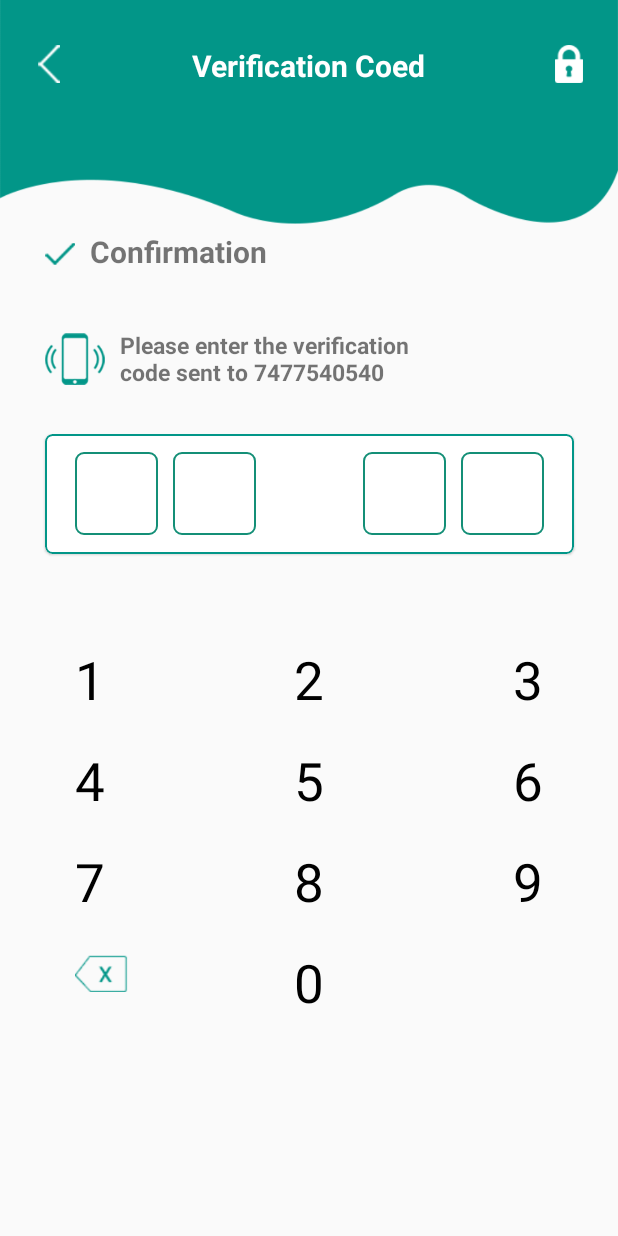
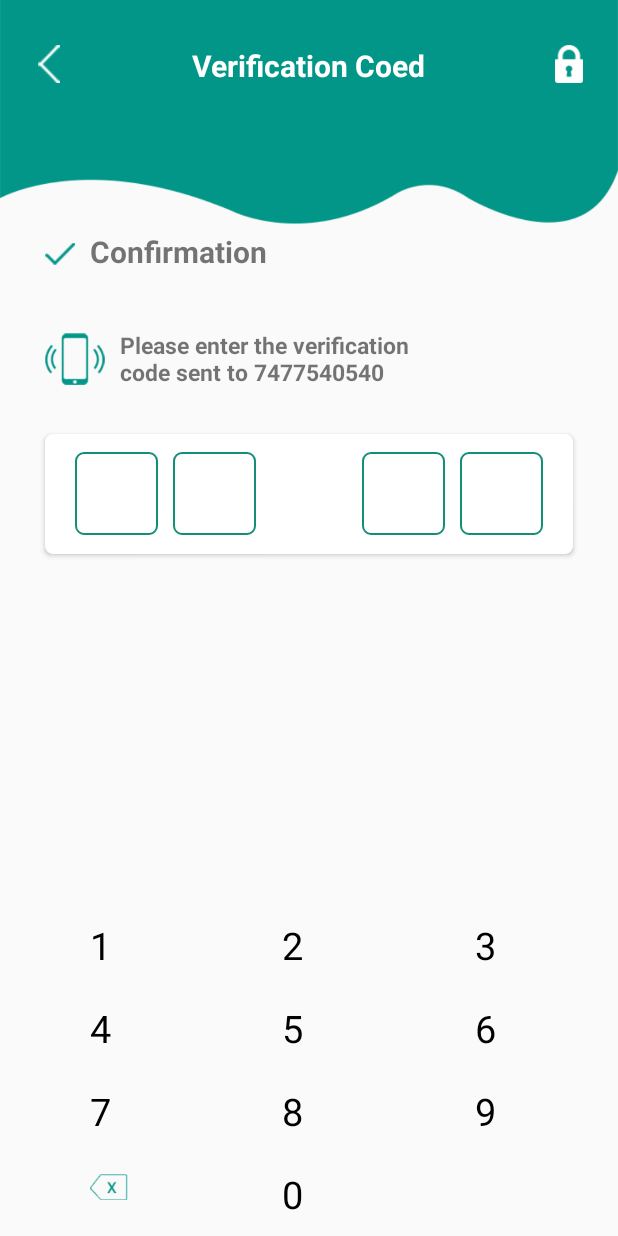
Before and after one commit to soumoq/Aribit-Project, an Android app: the OtpActivity screen opened directly, with no data from a screen before it, on a phone screen of 412 x 824 dp. Run offline under Robolectric (Android 15) with nearby library versions, the phone set to English and light mode, and no system bars; our stand-ins replace Firebase (no records; nobody signed in at launch, a user with empty details on screens opened directly).

Commit message:
Custom keyboard add

```diff
--- /dev/null
+++ b/app/src/main/java/com/example/arobitproject/MyKeyboard.java
@@ -0,0 +1,117 @@
+package com.example.arobitproject;
+
+import android.content.Context;
+import android.text.TextUtils;
+import android.util.AttributeSet;
+import android.util.SparseArray;
+import android.view.LayoutInflater;
+import android.view.View;
+import android.view.inputmethod.InputConnection;
+import android.widget.*;
+
+public class MyKeyboard extends LinearLayout implements View.OnClickListener {
+
+    // constructors
+    public MyKeyboard(Context context) {
+        this(context, null, 0);
+    }
+
+    public MyKeyboard(Context context, AttributeSet attrs) {
+        this(context, attrs, 0);
+    }
+
+    public MyKeyboard(Context context, AttributeSet attrs, int defStyleAttr) {
+        super(context, attrs, defStyleAttr);
+        init(context, attrs);
+    }
+
+    // keyboard keys (buttons)
+    private TextView mButton1;
+    private TextView mButton2;
+    private TextView mButton3;
+    private TextView mButton4;
+    private TextView mButton5;
+    private TextView mButton6;
+    private TextView mButton7;
+    private TextView mButton8;
+    private TextView mButton9;
+    private TextView mButton0;
+    private ImageView mButtonDelete;
+    // This will map the button resource id to the String value that we want to
+    // input when that button is clicked.
+    SparseArray<String> keyValues = new SparseArray<>();
+
+    // Our communication link to the EditText
+    InputConnection inputConnection;
+
+    private void init(Context context, AttributeSet attrs) {
+
+        // initialize buttons
+        LayoutInflater.from(context).inflate(R.layout.keyboard, this, true);
+        mButton1 = findViewById(R.id.button_1);
+        mButton2 = findViewById(R.id.button_2);
+        mButton3 = findViewById(R.id.button_3);
+        mButton4 = findViewById(R.id.button_4);
+        mButton5 = findViewById(R.id.button_5);
+        mButton6 = findViewById(R.id.button_6);
+        mButton7 = findViewById(R.id.button_7);
+        mButton8 = findViewById(R.id.button_8);
+        mButton9 = findViewById(R.id.button_9);
+        mButton0 = findViewById(R.id.button_0);
+        mButtonDelete = findViewById(R.id.button_delete);
+
+        // set button click listeners
+        mButton1.setOnClickListener(this);
+        mButton2.setOnClickListener(this);
+        mButton3.setOnClickListener(this);
+        mButton4.setOnClickListener(this);
+        mButton5.setOnClickListener(this);
+        mButton6.setOnClickListener(this);
+        mButton7.setOnClickListener(this);
+        mButton8.setOnClickListener(this);
+        mButton9.setOnClickListener(this);
+        mButton0.setOnClickListener(this);
+        mButtonDelete.setOnClickListener(this);
+
+        // map buttons IDs to input strings
+        keyValues.put(R.id.button_1, "1");
+        keyValues.put(R.id.button_2, "2");
+        keyValues.put(R.id.button_3, "3");
+        keyValues.put(R.id.button_4, "4");
+        keyValues.put(R.id.button_5, "5");
+        keyValues.put(R.id.button_6, "6");
+        keyValues.put(R.id.button_7, "7");
+        keyValues.put(R.id.button_8, "8");
+        keyValues.put(R.id.button_9, "9");
+        keyValues.put(R.id.button_0, "0");
+    }
+
+    @Override
+    public void onClick(View v) {
+
+        // do nothing if the InputConnection has not been set yet
+        if (inputConnection == null) return;
+
+        // Delete text or input key value
+        // All communication goes through the InputConnection
+        if (v.getId() == R.id.button_delete) {
+            CharSequence selectedText = inputConnection.getSelectedText(0);
+            if (TextUtils.isEmpty(selectedText)) {
+                // no selection, so delete previous character
+                inputConnection.deleteSurroundingText(1, 0);
+            } else {
+                // delete the selection
+                inputConnection.commitText("", 1);
+            }
+        } else {
+            String value = keyValues.get(v.getId());
+            inputConnection.commitText(value, 1);
+        }
+    }
+
+    // The activity (or some parent or controller) must give us
+    // a reference to the current EditText's InputConnection
+    public void setInputConnection(InputConnection ic) {
+        this.inputConnection = ic;
+    }
+}
--- a/app/src/main/java/com/example/arobitproject/OtpActivity.java
+++ b/app/src/main/java/com/example/arobitproject/OtpActivity.java
@@ -1,4 +1,5 @@
 package com.example.arobitproject;
+
 
 import androidx.annotation.NonNull;
 import androidx.appcompat.app.AppCompatActivity;
@@ -6,9 +7,12 @@ import androidx.appcompat.app.AppCompatActivity;
 import android.content.Intent;
 import android.os.Bundle;
 import android.text.Editable;
+import android.text.InputType;
 import android.text.TextWatcher;
 import android.view.View;
 import android.view.Window;
+import android.view.inputmethod.EditorInfo;
+import android.view.inputmethod.InputConnection;
 import android.widget.EditText;
 import android.widget.ImageView;
 import android.widget.TextView;
@@ -31,10 +35,14 @@ public class OtpActivity extends AppCompatActivity {
     private EditText otpText2;
     private EditText otpText3;
     private EditText otpText4;
+    private EditText otpText5;
+    private EditText otpText6;
     private TextView phoneNoTextView;
     private FirebaseAuth mAuth;
     private String verificationId;
     private ImageView backArrow;
+    private String phoneNo;
+    private MyKeyboard keyboard;
 
 
     @Override
@@ -42,19 +50,29 @@ public class OtpActivity extends AppCompatActivity {
         super.onCreate(savedInstanceState);
         setContentView(R.layout.activity_otp);
 
-        String phoneNo = "7477540540";
 
+        keyboard = (MyKeyboard) findViewById(R.id.keyboard);
         backArrow = findViewById(R.id.back_arrow);
         otpText1 = findViewById(R.id.et_otp1);
         otpText2 = findViewById(R.id.et_otp2);
         otpText3 = findViewById(R.id.et_otp3);
         otpText4 = findViewById(R.id.et_otp4);
+        otpText1.setInputType(InputType.TYPE_NULL);
+        otpText2.setInputType(InputType.TYPE_NULL);
+        otpText3.setInputType(InputType.TYPE_NULL);
+        otpText4.setInputType(InputType.TYPE_NULL);
+
+
+        inputKey(otpText1);
+
+
         phoneNoTextView = findViewById(R.id.phone_no_text_view);
 
         otpText1.addTextChangedListener(new GenericTextWatcher(otpText1));
         otpText2.addTextChangedListener(new GenericTextWatcher(otpText2));
         otpText3.addTextChangedListener(new GenericTextWatcher(otpText3));
         otpText4.addTextChangedListener(new GenericTextWatcher(otpText4));
+        phoneNo = "7477540540";
         phoneNoTextView.setText("Please enter the verification\ncode sent to " + phoneNo);
 
         backArrow.setOnClickListener(new View.OnClickListener() {
@@ -64,24 +82,17 @@ public class OtpActivity extends AppCompatActivity {
                 finish();
             }
         });
+
+
     }
 
+    private void inputKey(EditText otpText) {
+        otpText.setRawInputType(InputType.TYPE_CLASS_TEXT);
+        otpText.setTextIsSelectable(true);
+        InputConnection ic = otpText.onCreateInputConnection(new EditorInfo());
+        keyboard.setInputConnection(ic);
+    }
 
-
-
-    private void enterEditText(String number) {
-        try {
-            char[] num = number.toCharArray();
-
-            otpText1.setText(String.valueOf(num[0]));
-            otpText2.setText(String.valueOf(num[1]));
-            otpText3.setText(String.valueOf(num[2]));
-            otpText4.setText(String.valueOf(num[3]));
-
-        } catch (Exception e) {
-            Toast.makeText(this, "Error: " + e, Toast.LENGTH_LONG).show();
-        }
-    }
 
     public class GenericTextWatcher implements TextWatcher {
         private View view;
@@ -99,31 +110,31 @@ public class OtpActivity extends AppCompatActivity {
                 case R.id.et_otp1:
                     if (text.length() == 1) {
                         otpText2.requestFocus();
-                        //inputKey(otpText2);
+                        inputKey(otpText2);
                     }
                     break;
                 case R.id.et_otp2:
                     if (text.length() == 1) {
                         otpText3.requestFocus();
-                        //inputKey(otpText3);
+                        inputKey(otpText3);
                     } else if (text.length() == 0) {
                         otpText1.requestFocus();
-                        //inputKey(otpText1);
+                        inputKey(otpText1);
                     }
                     break;
                 case R.id.et_otp3:
                     if (text.length() == 1) {
                         otpText4.requestFocus();
-                        //inputKey(otpText4);
+                        inputKey(otpText4);
                     } else if (text.length() == 0) {
                         otpText2.requestFocus();
-                        //inputKey(otpText2);
+                        inputKey(otpText2);
                     }
                     break;
                 case R.id.et_otp4:
                     if (text.length() == 0) {
                         otpText3.requestFocus();
-                        //inputKey(otpText3);
+                        inputKey(otpText3);
                     } else if (text.length() == 1) {
                         startActivity(new Intent(OtpActivity.this, HomeActivity.class));
                         //overridePendingTransition(R.anim.slide_in_right, R.anim.slide_out_left);
@@ -143,4 +154,5 @@ public class OtpActivity extends AppCompatActivity {
             // TODO Auto-generated method stub
         }
     }
+
 }
--- a/app/src/main/res/layout/activity_otp.xml
+++ b/app/src/main/res/layout/activity_otp.xml
@@ -80,14 +80,14 @@
         android:textSize="15dp"
         android:textStyle="bold" />
 
-    <com.google.android.material.card.MaterialCardView
+    <androidx.cardview.widget.CardView
         android:id="@+id/otp_card_view"
         android:layout_width="match_parent"
         android:layout_height="80dp"
         android:layout_below="@+id/vibration_img"
         android:layout_marginLeft="30dp"
         android:layout_marginTop="30dp"
-        android:layout_marginRight="29dp"
+        android:layout_marginRight="30dp"
         app:cardCornerRadius="5dp"
         app:strokeColor="#029688"
         app:strokeWidth="@dimen/cardview_compat_inset_shadow"
@@ -107,9 +107,7 @@
                 android:layout_gravity="center"
                 android:background="@drawable/edit_text_box"
                 android:cursorVisible="false"
-                android:digits="1234567890"
                 android:gravity="center"
-                android:inputType="number"
                 android:maxLength="1"
                 android:textIsSelectable="false"
                 android:textSize="20sp" />
@@ -175,130 +173,16 @@
 
         </RelativeLayout>
 
-    </com.google.android.material.card.MaterialCardView>
+    </androidx.cardview.widget.CardView>
 
 
-    <RelativeLayout
+    <com.example.arobitproject.MyKeyboard
+        android:id="@+id/keyboard"
         android:layout_width="match_parent"
         android:layout_height="wrap_content"
-        android:layout_below="@+id/otp_card_view"
-        android:layout_marginTop="60dp">
-
-        <TextView
-            android:id="@+id/one"
-            android:layout_width="wrap_content"
-            android:layout_height="wrap_content"
-            android:layout_marginLeft="50dp"
-            android:text="1"
-            android:textColor="#000000"
-            android:textSize="35dp" />
-
-        <TextView
-            android:id="@+id/two"
-            android:layout_width="wrap_content"
-            android:layout_height="wrap_content"
-            android:layout_centerHorizontal="true"
-            android:text="2"
-            android:textColor="#000000"
-            android:textSize="35dp" />
-
-        <TextView
-            android:id="@+id/three"
-            android:layout_width="wrap_content"
-            android:layout_height="wrap_content"
-            android:layout_alignParentRight="true"
-            android:layout_marginRight="50dp"
-            android:text="3"
-            android:textColor="#000000"
-            android:textSize="35dp" />
-
-        <TextView
-            android:id="@+id/four"
-            android:layout_width="wrap_content"
-            android:layout_height="wrap_content"
-            android:layout_below="@+id/one"
-            android:layout_marginLeft="50dp"
-            android:layout_marginTop="20dp"
-            android:text="4"
-            android:textColor="#000000"
-            android:textSize="35dp" />
-
-        <TextView
-            android:id="@+id/five"
-            android:layout_width="wrap_content"
-            android:layout_height="wrap_content"
-            android:layout_below="@id/two"
-            android:layout_centerHorizontal="true"
-            android:layout_marginTop="20dp"
-            android:text="5"
-            android:textColor="#000000"
-            android:textSize="35dp" />
-
-        <TextView
-            android:id="@+id/six"
-            android:layout_width="wrap_content"
-            android:layout_height="wrap_content"
-            android:layout_below="@+id/three"
-            android:layout_alignParentRight="true"
-            android:layout_marginTop="20dp"
-            android:layout_marginRight="50dp"
-            android:text="6"
-            android:textColor="#000000"
-            android:textSize="35dp" />
-        <TextView
-            android:id="@+id/seven1"
-            android:layout_width="wrap_content"
-            android:layout_height="wrap_content"
-            android:layout_below="@+id/four"
-            android:layout_marginLeft="50dp"
-            android:layout_marginTop="20dp"
-            android:text="7"
-            android:textColor="#000000"
-            android:textSize="35dp" />
-
-        <TextView
-            android:id="@+id/seven"
-            android:layout_width="wrap_content"
-            android:layout_height="wrap_content"
-            android:layout_below="@id/four"
-            android:layout_centerHorizontal="true"
-            android:layout_marginTop="20dp"
-            android:text="8"
-            android:textColor="#000000"
-            android:textSize="35dp" />
-
-        <TextView
-            android:id="@+id/siz"
-            android:layout_width="wrap_content"
-            android:layout_height="wrap_content"
-            android:layout_below="@+id/four"
-            android:layout_alignParentRight="true"
-            android:layout_marginTop="20dp"
-            android:layout_marginRight="50dp"
-            android:text="9"
-            android:textColor="#000000"
-            android:textSize="35dp" />
-
-        <ImageView
-            android:layout_width="35dp"
-            android:layout_height="35dp"
-            android:src="@drawable/back_space"
-            android:layout_marginLeft="50dp"
-            android:layout_marginTop="20dp"
-            android:layout_below="@+id/siz"/>
-
-        <TextView
-            android:id="@+id/zero"
-            android:layout_width="wrap_content"
-            android:layout_height="wrap_content"
-            android:layout_below="@id/siz"
-            android:layout_centerHorizontal="true"
-            android:layout_marginTop="20dp"
-            android:text="0"
-            android:textColor="#000000"
-            android:textSize="35dp" />
-
-    </RelativeLayout>
+        android:orientation="vertical"
+        android:layout_alignParentBottom="true"
+        android:layout_marginBottom="10dp"/>
 
 
 </RelativeLayout>
--- /dev/null
+++ b/app/src/main/res/layout/keyboard.xml
@@ -0,0 +1,131 @@
+<merge xmlns:android="http://schemas.android.com/apk/res/android">
+
+    <RelativeLayout
+        android:layout_width="match_parent"
+        android:layout_height="wrap_content"
+        android:orientation="vertical">
+        <RelativeLayout
+            android:layout_width="match_parent"
+            android:layout_height="wrap_content"
+            android:layout_below="@+id/otp_card_view"
+            android:layout_marginTop="60dp">
+
+            <TextView
+                android:id="@+id/button_1"
+                android:layout_width="35dp"
+                android:layout_height="35dp"
+                android:layout_marginLeft="60dp"
+                android:text="1"
+                android:textColor="#000000"
+                android:textSize="25sp" />
+
+            <TextView
+                android:id="@+id/button_2"
+                android:layout_width="35dp"
+                android:layout_height="35dp"
+                android:layout_centerHorizontal="true"
+                android:text="2"
+                android:textColor="#000000"
+                android:textSize="25sp" />
+
+            <TextView
+                android:id="@+id/button_3"
+                android:layout_width="35dp"
+                android:layout_height="35dp"
+                android:layout_alignParentRight="true"
+                android:layout_marginRight="60dp"
+                android:text="3"
+                android:textColor="#000000"
+                android:textSize="25sp" />
+
+            <TextView
+                android:id="@+id/button_4"
+                android:layout_width="35dp"
+                android:layout_height="35dp"
+                android:layout_below="@+id/button_1"
+                android:layout_marginLeft="60dp"
+                android:layout_marginTop="20dp"
+                android:text="4"
+                android:textColor="#000000"
+                android:textSize="25sp" />
+
+            <TextView
+                android:id="@+id/button_5"
+                android:layout_width="35dp"
+                android:layout_height="35dp"
+                android:layout_below="@id/button_2"
+                android:layout_centerHorizontal="true"
+                android:layout_marginTop="20dp"
+                android:text="5"
+                android:textColor="#000000"
+                android:textSize="25sp" />
+
+            <TextView
+                android:id="@+id/button_6"
+                android:layout_width="35dp"
+                android:layout_height="35dp"
+                android:layout_below="@+id/button_3"
+                android:layout_alignParentRight="true"
+                android:layout_marginTop="20dp"
+                android:layout_marginRight="60dp"
+                android:text="6"
+                android:textColor="#000000"
+                android:textSize="25sp" />
+            <TextView
+                android:id="@+id/button_7"
+                android:layout_width="35dp"
+                android:layout_height="35dp"
+                android:layout_below="@+id/button_4"
+                android:layout_marginLeft="60dp"
+                android:layout_marginTop="20dp"
+                android:text="7"
+                android:textColor="#000000"
+                android:textSize="25sp" />
+
+            <TextView
+                android:id="@+id/button_8"
+                android:layout_width="35dp"
+                android:layout_height="35dp"
+                android:layout_below="@id/button_4"
+                android:layout_centerHorizontal="true"
+                android:layout_marginTop="20dp"
+                android:text="8"
+                android:textColor="#000000"
+                android:textSize="25dp" />
+
+            <TextView
+                android:id="@+id/button_9"
+                android:layout_width="35dp"
+                android:layout_height="35dp"
+                android:layout_below="@+id/button_4"
+                android:layout_alignParentRight="true"
+                android:layout_marginTop="20dp"
+                android:layout_marginRight="60dp"
+                android:text="9"
+                android:textColor="#000000"
+                android:textSize="25dp" />
+
+            <ImageView
+                android:id="@+id/button_delete"
+                android:layout_width="25dp"
+                android:layout_height="25dp"
+                android:src="@drawable/back_space"
+                android:layout_marginLeft="60dp"
+                android:layout_marginTop="20dp"
+                android:layout_below="@+id/button_8"/>
+
+            <TextView
+                android:id="@+id/button_0"
+                android:layout_width="35dp"
+                android:layout_height="35dp"
+                android:layout_below="@id/button_8"
+                android:layout_centerHorizontal="true"
+                android:layout_marginTop="20dp"
+                android:text="0"
+                android:textColor="#000000"
+                android:textSize="25sp" />
+
+        </RelativeLayout>
+    </RelativeLayout>
+
+</merge>
```
